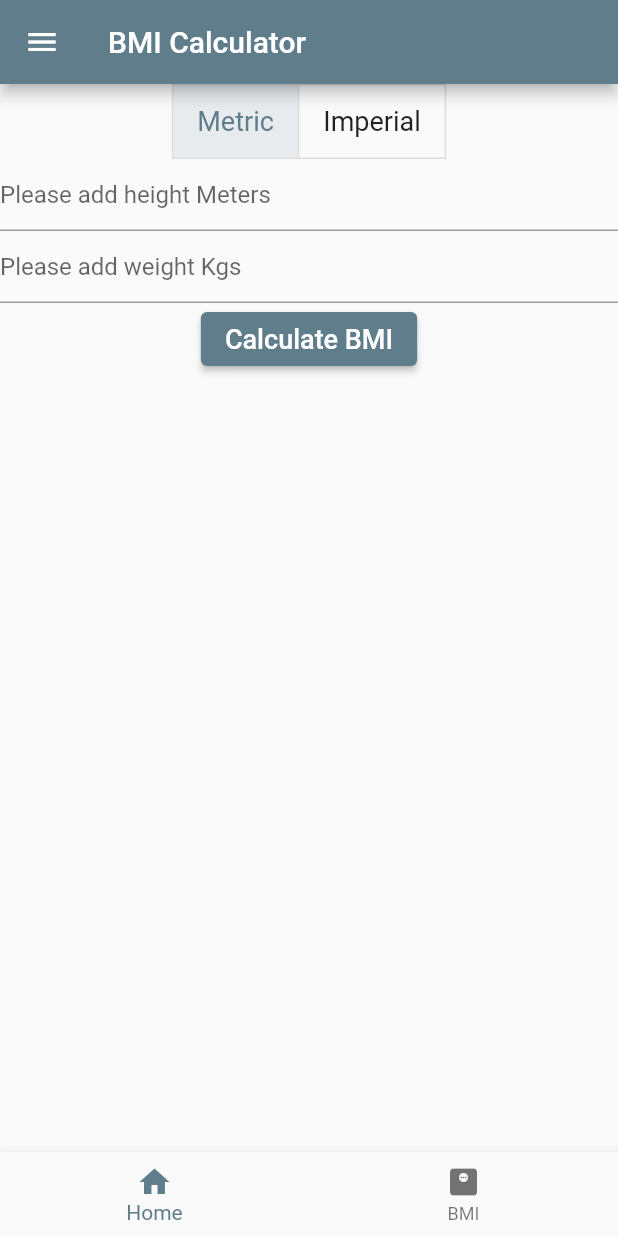
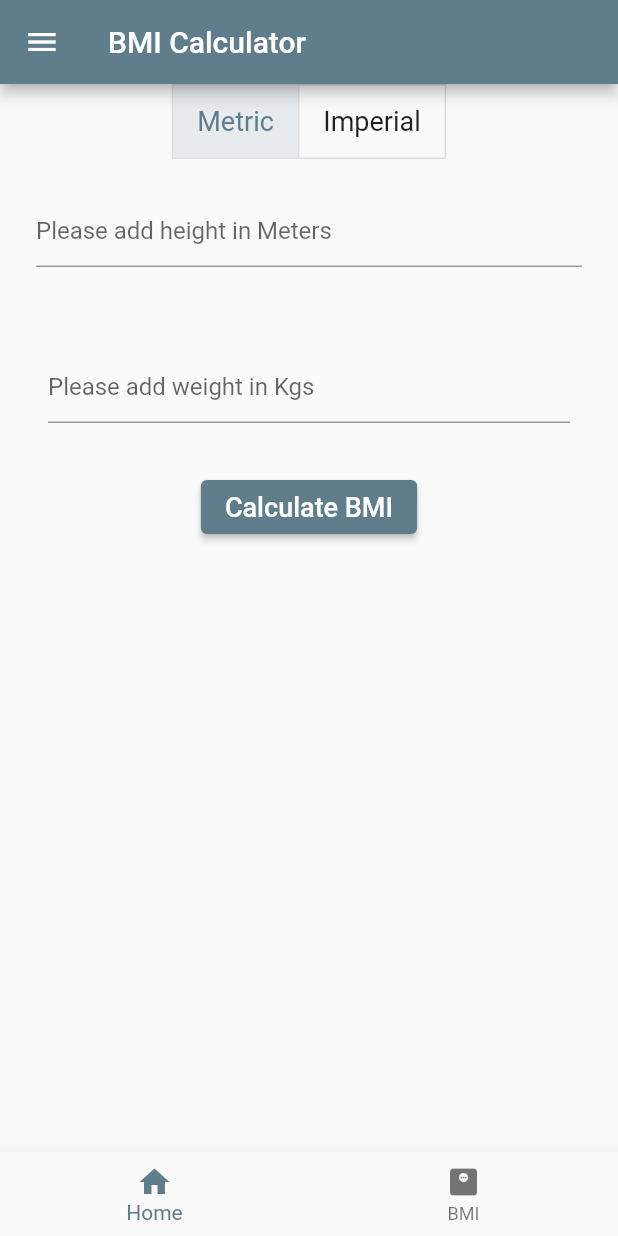
Before and after one commit to danielotieno/fitness-app-flutter, a Flutter app: the BmiScreen screen opened by its route, on a phone screen of 412 x 824 dp. Run offline on Flutter 3.47's test engine with Material 2 defaults, Android fonts, the phone set to English and light mode, and no system bars.

Commit message:
chore:add padding on text fields

```diff
--- a/lib/screens/bmi_screen.dart
+++ b/lib/screens/bmi_screen.dart
@@ -33,8 +33,9 @@ class _BmiScreenState extends State<BmiScreen> {
 
   @override
   Widget build(BuildContext context) {
-    heightMessage = 'Please add height ' + ((isMetric) ? 'Meters' : 'Inches');
-    weightMessage = 'Please add weight ' + ((isMetric) ? 'Kgs' : 'Pounds');
+    heightMessage =
+        'Please add height in ' + ((isMetric) ? 'Meters' : 'Inches');
+    weightMessage = 'Please add weight in ' + ((isMetric) ? 'Kgs' : 'Pounds');
 
     return Scaffold(
       appBar: AppBar(
@@ -61,15 +62,21 @@ class _BmiScreenState extends State<BmiScreen> {
                 ),
               ),
             ], isSelected: isSelected, onPressed: toggleMeasure),
-            TextField(
+            Padding(
+              padding: const EdgeInsets.all(24.0),
+              child: TextField(
                 controller: textHeight,
                 keyboardType: TextInputType.number,
                 decoration: InputDecoration(hintText: heightMessage),
               ),
-            TextField(
+            ),
+            Padding(
+              padding: const EdgeInsets.all(32.0),
+              child: TextField(
                 controller: textWeight,
                 keyboardType: TextInputType.number,
                 decoration: InputDecoration(hintText: weightMessage),
+              ),
             ),
             ElevatedButton(
                 onPressed: findBMI,
```
Lines whose indentation alone changed are shown as unchanged.
